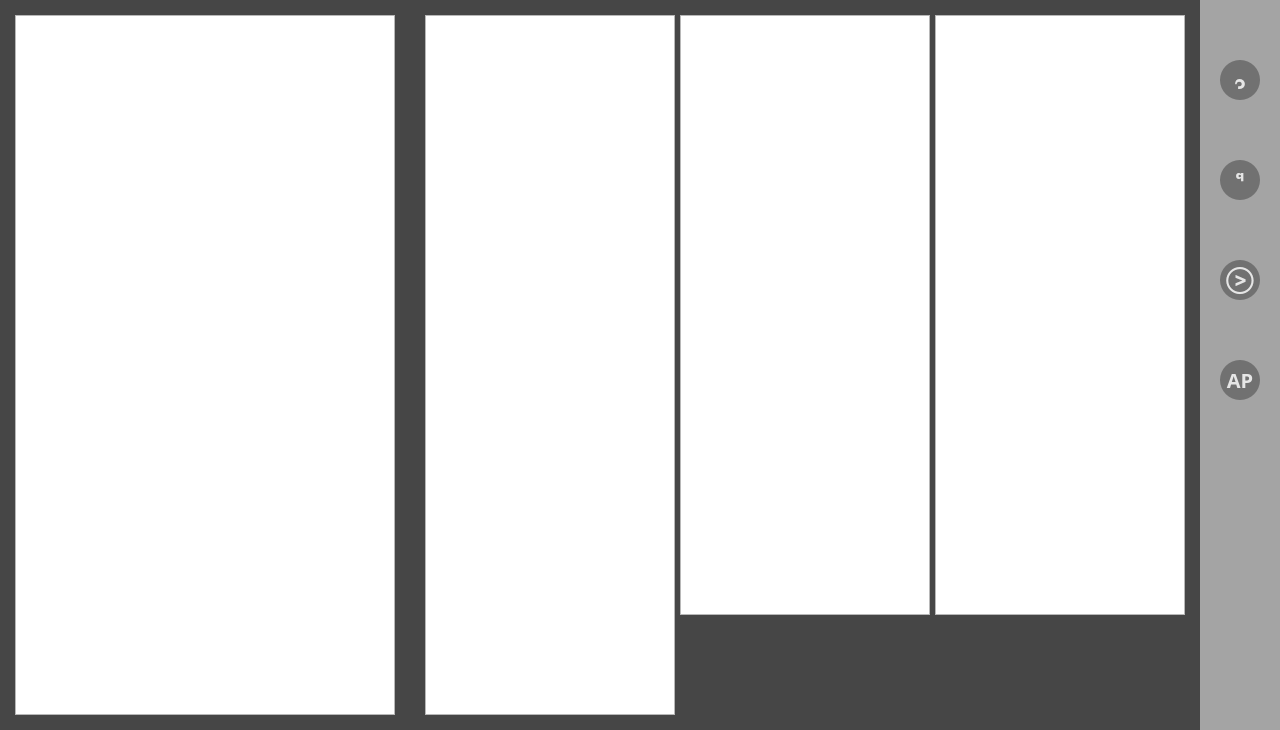
Old version of the form Gui/Screen.ui in the repository Seoilyoung/Blue-Note.
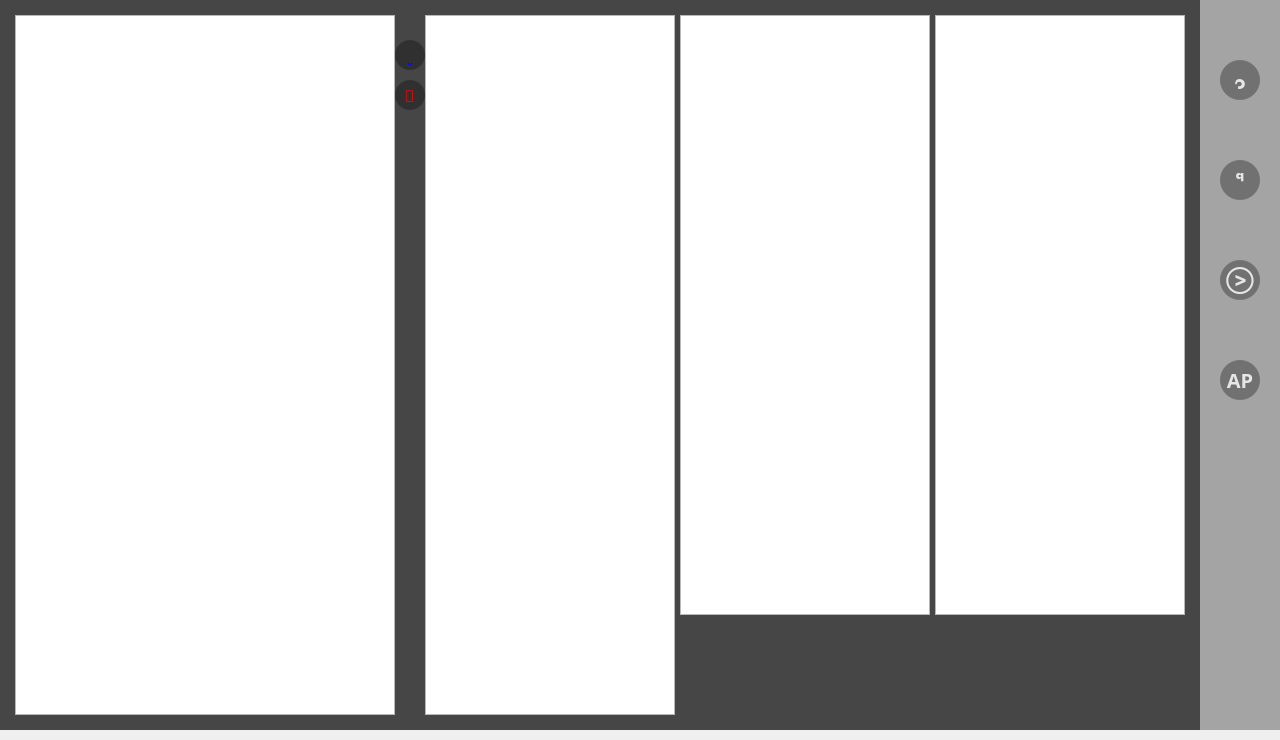
New version of the form. Icons and pictures are not drawn.

Diff of the .ui file:
```diff
--- a/Gui/Screen.ui
+++ b/Gui/Screen.ui
@@ -7,7 +7,7 @@
     <x>0</x>
     <y>0</y>
     <width>1280</width>
-    <height>730</height>
+    <height>740</height>
    </rect>
   </property>
   <property name="windowTitle">
@@ -24,19 +24,7 @@
      </rect>
     </property>
     <property name="styleSheet">
-     <string notr="true">QPushButton{
-	background-color: rgba(0,0,0,80);
-	color:rgba(255,255,255,210);
-	border-radius:20px;
-}
-QPushButton:hover{
-	color: rgba(131,96,53,255);
-}
-QPushButton:clicked{
-	padding-left: 5px;
-	padding-top: 5px;
-	color:rgba(91,88,53,255);
-}
+     <string notr="true">
 </string>
     </property>
     <widget class="QLabel" name="label_2">
@@ -79,6 +67,21 @@
        <bold>true</bold>
       </font>
      </property>
+     <property name="styleSheet">
+      <string notr="true">QPushButton{
+	background-color: rgba(0,0,0,80);
+	color:rgba(255,255,255,210);
+	border-radius:20px;
+}
+QPushButton:hover{
+	color: rgba(131,96,53,255);
+}
+QPushButton:clicked{
+	padding-left: 5px;
+	padding-top: 5px;
+	color:rgba(91,88,53,255);
+}</string>
+     </property>
      <property name="text">
       <string></string>
      </property>
@@ -101,7 +104,19 @@
       </font>
      </property>
      <property name="styleSheet">
-      <string notr="true"/>
+      <string notr="true">QPushButton{
+	background-color: rgba(0,0,0,80);
+	color:rgba(255,255,255,210);
+	border-radius:20px;
+}
+QPushButton:hover{
+	color: rgba(131,96,53,255);
+}
+QPushButton:clicked{
+	padding-left: 5px;
+	padding-top: 5px;
+	color:rgba(91,88,53,255);
+}</string>
      </property>
      <property name="text">
       <string></string>
@@ -124,6 +139,21 @@
        <bold>true</bold>
       </font>
      </property>
+     <property name="styleSheet">
+      <string notr="true">QPushButton{
+	background-color: rgba(0,0,0,80);
+	color:rgba(255,255,255,210);
+	border-radius:20px;
+}
+QPushButton:hover{
+	color: rgba(131,96,53,255);
+}
+QPushButton:clicked{
+	padding-left: 5px;
+	padding-top: 5px;
+	color:rgba(91,88,53,255);
+}</string>
+     </property>
      <property name="text">
       <string></string>
      </property>
@@ -145,6 +175,21 @@
        <bold>true</bold>
       </font>
      </property>
+     <property name="styleSheet">
+      <string notr="true">QPushButton{
+	background-color: rgba(0,0,0,80);
+	color:rgba(255,255,255,210);
+	border-radius:20px;
+}
+QPushButton:hover{
+	color: rgba(131,96,53,255);
+}
+QPushButton:clicked{
+	padding-left: 5px;
+	padding-top: 5px;
+	color:rgba(91,88,53,255);
+}</string>
+     </property>
      <property name="text">
       <string>AP</string>
      </property>
@@ -426,6 +471,78 @@
         <number>100</number>
        </property>
       </widget>
+      <widget class="QPushButton" name="button_screen_insert">
+       <property name="geometry">
+        <rect>
+         <x>395</x>
+         <y>40</y>
+         <width>30</width>
+         <height>30</height>
+        </rect>
+       </property>
+       <property name="font">
+        <font>
+         <family>Segoe MDL2 Assets</family>
+         <pointsize>12</pointsize>
+         <weight>75</weight>
+         <bold>true</bold>
+        </font>
+       </property>
+       <property name="styleSheet">
+        <string notr="true">QPushButton{
+	background-color: rgba(0,0,0,80);
+	color:rgba(0,0,255,240);
+	border-radius:15px;
+}
+QPushButton:hover{
+	color: rgba(131,96,53,255);
+}
+QPushButton:clicked{
+	padding-left: 5px;
+	padding-top: 5px;
+	color:rgba(91,88,53,255);
+}</string>
+       </property>
+       <property name="text">
+        <string></string>
+       </property>
+      </widget>
+      <widget class="QPushButton" name="button_screen_del">
+       <property name="geometry">
+        <rect>
+         <x>395</x>
+         <y>80</y>
+         <width>30</width>
+         <height>30</height>
+        </rect>
+       </property>
+       <property name="font">
+        <font>
+         <family>Segoe MDL2 Assets</family>
+         <pointsize>12</pointsize>
+         <weight>75</weight>
+         <bold>true</bold>
+        </font>
+       </property>
+       <property name="styleSheet">
+        <string notr="true">QPushButton{
+	background-color: rgba(0,0,0,80);
+	color:rgba(255,0,0,240);
+	border-radius:15px;
+}
+QPushButton:hover{
+	color: rgba(131,96,53,255);
+}
+QPushButton:clicked{
+	padding-left: 5px;
+	padding-top: 5px;
+	color:rgba(91,88,53,255);
+}</string>
+       </property>
+       <property name="text">
+        <string></string>
+       </property>
+      </widget>
      </widget>
      <widget class="QWidget" name="page_4">
       <widget class="QPushButton" name="button_ap1">
```
